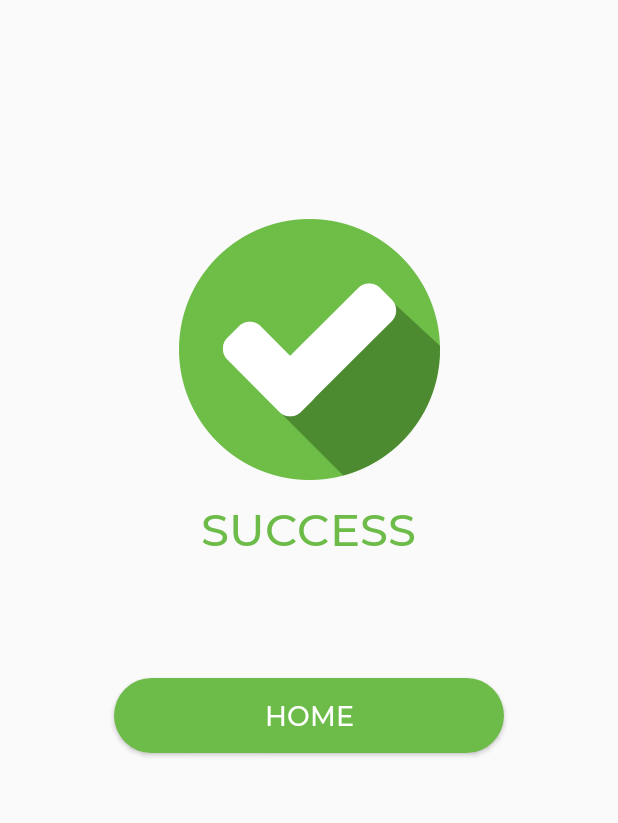
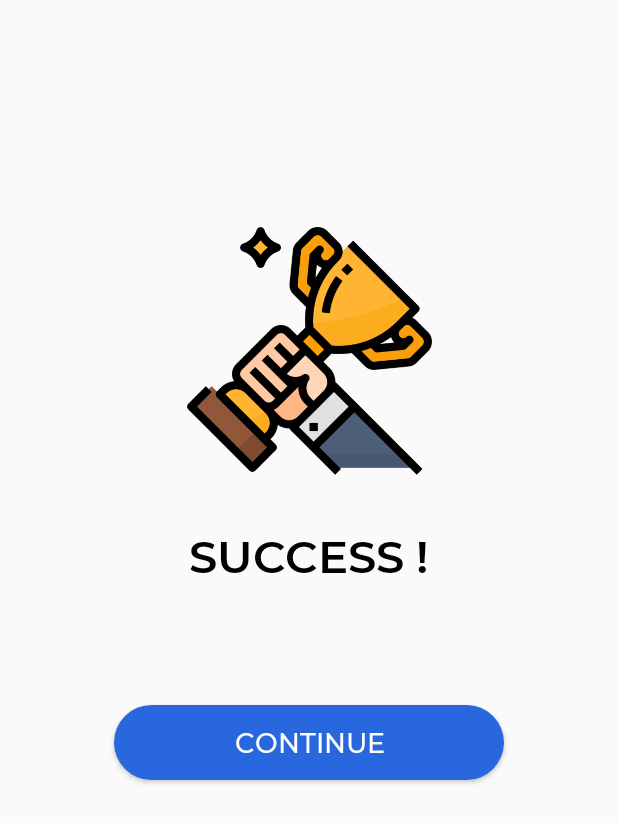
Before and after one commit to misbahmunirinalkhafadh/Asset-Management-Mobile, an Android app: the fragment SuccessFragment shown on its own in the app's theme, on a phone screen of 412 x 824 dp. Shown: the top 823 px of the screen. Run offline under Robolectric (Android 15) with nearby library versions, the phone set to English and light mode, and no system bars.

Commit message:
update request

```diff
--- a/app/src/main/res/layout/fragment_success.xml
+++ b/app/src/main/res/layout/fragment_success.xml
@@ -8,7 +8,7 @@
         android:id="@+id/ic_success"
         android:layout_width="174dp"
         android:layout_height="174dp"
-        android:src="@drawable/ic_checked"
+        android:src="@drawable/ic_success"
         android:layout_marginTop="146dp"
         app:layout_constraintEnd_toEndOf="parent"
         app:layout_constraintStart_toStartOf="parent"
@@ -20,8 +20,10 @@
         android:layout_width="wrap_content"
         android:layout_height="wrap_content"
         style="@style/ItemTitle"
-        android:layout_marginTop="12dp"
-        android:text="@string/success"
+        android:textColor="@color/colorField"
+        android:fontFamily="@font/msemibold"
+        android:layout_marginTop="30dp"
+        android:text="@string/successs"
         app:layout_constraintEnd_toEndOf="parent"
         app:layout_constraintStart_toStartOf="parent"
         app:layout_constraintTop_toBottomOf="@+id/ic_success" />
@@ -31,9 +33,9 @@
         android:layout_width="260dp"
         android:layout_height="50dp"
         android:layout_marginTop="80dp"
-        android:text="@string/home"
+        android:text="@string/con"
         style="@style/ButtonItem"
-        android:background="@drawable/btn_green"
+        android:background="@drawable/btn_blue"
         app:layout_constraintEnd_toEndOf="parent"
         app:layout_constraintStart_toStartOf="parent"
         app:layout_constraintTop_toBottomOf="@+id/tv_success" />
--- a/app/src/main/res/layout/layout_list_so.xml
+++ b/app/src/main/res/layout/layout_list_so.xml
@@ -17,4 +17,6 @@
         android:text="BNI"
         android:textSize="12sp"/>
 
+
+
 </LinearLayout>
--- a/app/src/main/res/values/strings.xml
+++ b/app/src/main/res/values/strings.xml
@@ -64,4 +64,5 @@
     <string name="company">Company</string>
     <string name="confirm">confirm</string>
     <string name="cancel">cancel</string>
+    <string name="successs">SUCCESS !</string>
 </resources>
```
Also changed, not shown: app/src/main/res/drawable/ic_success.png (added).
